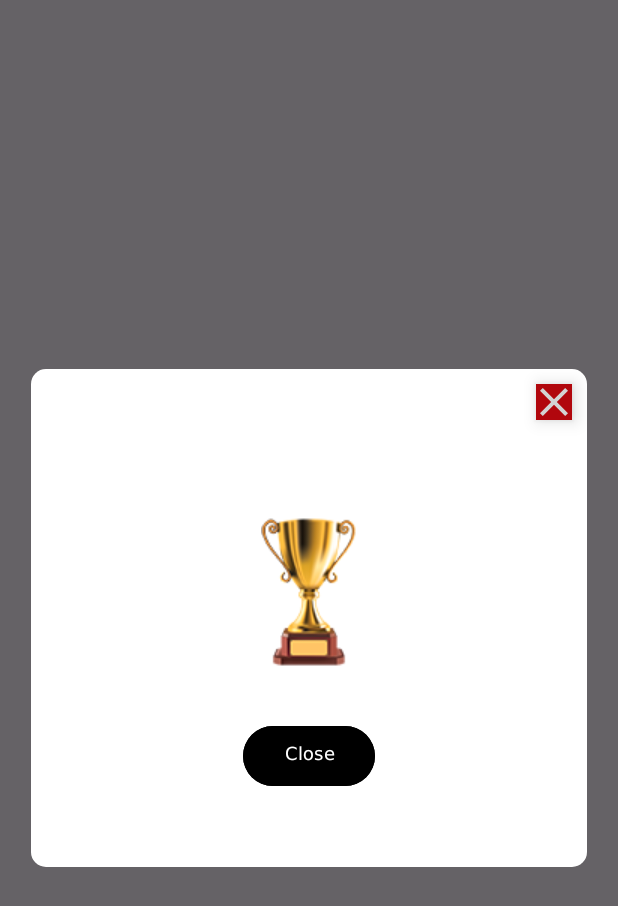
After one commit to geoplanet2011/Lotto, an Android app: the fragment CustomDialogFragment shown on its own in the app's theme, on a phone screen of 412 x 824 dp. The commit adds this screen. Shown: the top 906 px of the screen. Run offline under Robolectric (Android 15) with nearby library versions, the light colour scheme and no system bars; 2 statements that could not run were skipped.

Commit message:
add customDialogFragment

```diff
--- a/app/src/main/java/ge/gogichaishvili/lotto/app/tools/ViewExtensions.kt
+++ b/app/src/main/java/ge/gogichaishvili/lotto/app/tools/ViewExtensions.kt
@@ -2,13 +2,18 @@ package ge.gogichaishvili.lotto.app.tools
 
 import android.app.Activity
 import android.content.Context
+import android.content.Intent
 import android.os.Build
+import android.os.Bundle
+import android.os.Parcelable
 import android.os.VibrationEffect
 import android.os.Vibrator
 import android.os.VibratorManager
 import android.view.View
 import android.view.inputmethod.InputMethodManager
 import androidx.fragment.app.Fragment
+import java.io.Serializable
+import java.util.ArrayList
 
 fun Fragment.hideKeyboard() {
     view?.let { activity?.hideKeyboard(it) }
@@ -36,3 +41,29 @@ fun Fragment.vibratePhone() {
     }
 
 }
+
+@Suppress("DEPRECATION")
+fun <T : Serializable?> Bundle.getSerializableCompat(key: String, clazz: Class<T>): T {
+    return if (Build.VERSION.SDK_INT >= Build.VERSION_CODES.TIRAMISU) getSerializable(key, clazz)!! else (getSerializable(key) as T)
+}
+
+//get parcelable new
+inline fun <reified T : Parcelable> Intent.parcelable(key: String): T? = when {
+    Build.VERSION.SDK_INT >= 33 -> getParcelableExtra(key, T::class.java)
+    else -> @Suppress("DEPRECATION") getParcelableExtra(key) as? T
+}
+
+inline fun <reified T : Parcelable> Bundle.parcelable(key: String): T? = when {
+    Build.VERSION.SDK_INT >= 33 -> getParcelable(key, T::class.java)
+    else -> @Suppress("DEPRECATION") getParcelable(key) as? T
+}
+
+inline fun <reified T : Parcelable> Bundle.parcelableArrayList(key: String): ArrayList<T>? = when {
+    Build.VERSION.SDK_INT >= 33 -> getParcelableArrayList(key, T::class.java)
+    else -> @Suppress("DEPRECATION") getParcelableArrayList(key)
+}
+
+inline fun <reified T : Parcelable> Intent.parcelableArrayList(key: String): ArrayList<T>? = when {
+    Build.VERSION.SDK_INT >= 33 -> getParcelableArrayListExtra(key, T::class.java)
+    else -> @Suppress("DEPRECATION") getParcelableArrayListExtra(key)
+}
--- a/app/src/main/java/ge/gogichaishvili/lotto/main/presentation/activities/MainActivity.kt
+++ b/app/src/main/java/ge/gogichaishvili/lotto/main/presentation/activities/MainActivity.kt
@@ -1,5 +1,6 @@
 package ge.gogichaishvili.lotto.main.presentation.activities
 
+import android.content.pm.ActivityInfo
 import android.os.Bundle
 import android.view.LayoutInflater
 import android.view.WindowManager
@@ -23,6 +24,7 @@ class MainActivity : AppCompatActivity() {
 
         installSplashScreen()
 
+        requestedOrientation = (ActivityInfo.SCREEN_ORIENTATION_PORTRAIT)
         window.addFlags(WindowManager.LayoutParams.FLAG_KEEP_SCREEN_ON)
 
         _binding = ActivityMainBinding.inflate(LayoutInflater.from(this))
--- /dev/null
+++ b/app/src/main/java/ge/gogichaishvili/lotto/main/presentation/fragments/CustomDialogFragment.kt
@@ -0,0 +1,69 @@
+package ge.gogichaishvili.lotto.main.presentation.fragments
+
+import android.graphics.Color
+import android.graphics.drawable.ColorDrawable
+import android.os.Bundle
+import android.view.LayoutInflater
+import android.view.View
+import android.view.ViewGroup
+import android.view.Window
+import android.widget.FrameLayout
+import androidx.core.view.updateLayoutParams
+import androidx.fragment.app.DialogFragment
+import ge.gogichaishvili.lotto.R
+import ge.gogichaishvili.lotto.app.tools.getSerializableCompat
+import ge.gogichaishvili.lotto.app.tools.parcelable
+import ge.gogichaishvili.lotto.app.tools.vibratePhone
+import ge.gogichaishvili.lotto.databinding.FragmentCustomDialogBinding
+
+class CustomDialogFragment : DialogFragment() {
+
+    private var _binding: FragmentCustomDialogBinding? = null
+    private val binding get() = _binding!!
+
+    override fun onCreate(savedInstanceState: Bundle?) {
+        super.onCreate(savedInstanceState)
+        setStyle(DialogFragment.STYLE_NORMAL, R.style.myDialogTheme)
+        isCancelable = false
+    }
+
+    override fun onCreateView(
+        inflater: LayoutInflater, container: ViewGroup?,
+        savedInstanceState: Bundle?
+    ): View? {
+        dialog?.window?.setBackgroundDrawable(ColorDrawable(Color.TRANSPARENT))
+        dialog?.window?.requestFeature(Window.FEATURE_NO_TITLE)
+        _binding = FragmentCustomDialogBinding.inflate(inflater, container, false)
+        return _binding?.root
+    }
+
+    override fun onViewCreated(view: View, savedInstanceState: Bundle?) {
+        super.onViewCreated(view, savedInstanceState)
+
+        view.updateLayoutParams<FrameLayout.LayoutParams> {
+            val w = (resources.displayMetrics.widthPixels * 0.90).toInt()
+            width = w
+        }
+
+        vibratePhone()
+
+        val text = arguments?.getSerializableCompat( "DATA", String::class.java ) as String
+        if (text == getString(R.string.lose)) {
+            binding.ivLogo.setImageResource(R.drawable.lose)
+        }
+        binding.tvTitle.text = text
+
+        binding.btnClose.setOnClickListener {
+            dismiss()
+        }
+
+        binding.btnCancel.setOnClickListener {
+            dismiss()
+        }
+    }
+
+    override fun onDestroyView() {
+        super.onDestroyView()
+        _binding = null
+    }
+}
--- a/app/src/main/java/ge/gogichaishvili/lotto/main/presentation/fragments/MainFragment.kt
+++ b/app/src/main/java/ge/gogichaishvili/lotto/main/presentation/fragments/MainFragment.kt
@@ -48,6 +48,15 @@ class MainFragment : BaseFragment<MainActivityViewModel>(MainActivityViewModel::
                 ).commit()
         }
 
+        binding.exitBtn.setOnClickListener {
+            activity?.finishAndRemoveTask()
+        }
+
+    }
+
+    override fun onDestroyView() {
+        super.onDestroyView()
+        _binding = null
     }
 
 }
--- /dev/null
+++ b/app/src/main/res/drawable/dialog_round_corners.xml
@@ -0,0 +1,6 @@
+<?xml version="1.0" encoding="utf-8"?>
+<shape xmlns:android="http://schemas.android.com/apk/res/android"
+    android:shape="rectangle">
+    <solid android:color="@android:color/white" />
+    <corners android:radius="10dp" />
+</shape>
--- /dev/null
+++ b/app/src/main/res/drawable/ic_baseline_close_24.xml
@@ -0,0 +1,11 @@
+<vector xmlns:android="http://schemas.android.com/apk/res/android"
+    android:width="32dp"
+    android:height="32dp"
+    android:autoMirrored="true"
+    android:tint="#D3D3D3"
+    android:viewportWidth="24"
+    android:viewportHeight="24">
+    <path
+        android:fillColor="@android:color/white"
+        android:pathData="M19,6.41L17.59,5 12,10.59 6.41,5 5,6.41 10.59,12 5,17.59 6.41,19 12,13.41 17.59,19 19,17.59 13.41,12z" />
+</vector>
--- /dev/null
+++ b/app/src/main/res/layout/fragment_custom_dialog.xml
@@ -0,0 +1,86 @@
+<?xml version="1.0" encoding="utf-8"?>
+<androidx.constraintlayout.widget.ConstraintLayout xmlns:android="http://schemas.android.com/apk/res/android"
+    xmlns:app="http://schemas.android.com/apk/res-auto"
+    xmlns:tools="http://schemas.android.com/tools"
+    android:id="@+id/clRoot"
+    android:layout_width="match_parent"
+    android:layout_height="wrap_content"
+    android:background="@drawable/dialog_round_corners">
+
+    <androidx.constraintlayout.widget.Guideline
+        android:id="@+id/leftGuide"
+        android:layout_width="wrap_content"
+        android:layout_height="wrap_content"
+        android:orientation="vertical"
+        app:layout_constraintGuide_begin="20dp"
+        app:layout_constraintStart_toStartOf="parent" />
+
+    <androidx.constraintlayout.widget.Guideline
+        android:id="@+id/rightGuide"
+        android:layout_width="wrap_content"
+        android:layout_height="wrap_content"
+        android:orientation="vertical"
+        app:layout_constraintEnd_toEndOf="parent"
+        app:layout_constraintGuide_end="20dp" />
+
+    <!--close button-->
+    <ImageButton
+        android:id="@+id/btn_close"
+        android:layout_width="24dp"
+        android:layout_height="24dp"
+        android:layout_margin="10dp"
+        android:background="@color/red"
+        android:contentDescription="@string/close"
+        android:elevation="7dp"
+        android:src="@drawable/ic_baseline_close_24"
+        app:layout_constraintEnd_toEndOf="parent"
+        app:layout_constraintTop_toTopOf="parent" />
+
+    <TextView
+        android:id="@+id/tv_title"
+        android:layout_width="wrap_content"
+        android:layout_height="wrap_content"
+        android:layout_marginTop="20dp"
+        android:textColor="@color/black"
+        android:textSize="18sp"
+        android:textStyle="bold"
+        app:layout_constraintEnd_toEndOf="@id/rightGuide"
+        app:layout_constraintStart_toStartOf="@id/leftGuide"
+        app:layout_constraintTop_toBottomOf="@+id/btn_close"
+        tools:text="You win !" />
+
+    <ImageView
+        android:id="@+id/iv_logo"
+        android:layout_width="wrap_content"
+        android:layout_height="wrap_content"
+        android:layout_marginTop="20dp"
+        android:contentDescription="@string/app_name"
+        android:src="@drawable/trophy"
+        app:layout_constraintEnd_toEndOf="@id/rightGuide"
+        app:layout_constraintStart_toStartOf="@+id/leftGuide"
+        app:layout_constraintTop_toBottomOf="@+id/tv_title" />
+
+    <Button
+        android:id="@+id/btn_cancel"
+        android:layout_width="wrap_content"
+        android:layout_height="wrap_content"
+        android:layout_marginTop="35dp"
+        android:backgroundTint="@color/black"
+        android:elevation="1dp"
+        android:fontFamily="@font/bpg"
+        android:text="@string/close"
+        android:textAllCaps="false"
+        android:textColor="@color/white"
+        android:textSize="12sp"
+        app:layout_constraintEnd_toEndOf="@id/rightGuide"
+        app:layout_constraintStart_toStartOf="@+id/leftGuide"
+        app:layout_constraintTop_toBottomOf="@+id/iv_logo" />
+
+    <View
+        android:layout_width="0dp"
+        android:layout_height="50dp"
+        app:layout_constraintEnd_toEndOf="@id/rightGuide"
+        app:layout_constraintStart_toStartOf="@id/leftGuide"
+        app:layout_constraintTop_toBottomOf="@+id/btn_cancel" />
+
+</androidx.constraintlayout.widget.ConstraintLayout>
--- a/app/src/main/res/layout/fragment_main.xml
+++ b/app/src/main/res/layout/fragment_main.xml
@@ -22,4 +22,11 @@
         android:layout_width="wrap_content"
         android:layout_height="wrap_content"/>
 
+    <Button
+        android:id="@+id/exit_btn"
+        android:text="exit"
+        android:layout_margin="10dp"
+        android:layout_width="wrap_content"
+        android:layout_height="wrap_content"/>
+
 </LinearLayout>
--- a/app/src/main/res/values/colors.xml
+++ b/app/src/main/res/values/colors.xml
@@ -4,4 +4,5 @@
     <color name="white">#FFFFFFFF</color>
     <color name="hint_color">#40CCCCCC</color>
     <color name="hint">#40100F0F</color>
+    <color name="red">#b1070d</color>
 </resources>
--- a/app/src/main/res/values/strings.xml
+++ b/app/src/main/res/values/strings.xml
@@ -5,4 +5,6 @@
     <string name="save">Save</string>
     <string name="enter_player_name">Please enter your player name</string>
     <string name="saved">Successfully saved</string>
+    <string name="close">Close</string>
+    <string name="lose">Unfortunately you lost!</string>
 </resources>
--- a/app/src/main/res/values/themes.xml
+++ b/app/src/main/res/values/themes.xml
@@ -78,4 +78,16 @@
         <item name="android:datePickerMode">spinner</item>
     </style>
 
+    <!--TouchImageDialog style-->
+    <style name="myDialogTheme" parent="@android:style/Theme.Dialog">
+        <item name="android:windowNoTitle">true</item>
+        <item name="android:windowFrame">@null</item>
+        <item name="android:background">@android:color/transparent</item>
+        <item name="android:windowBackground">@android:color/transparent</item>
+        <item name="android:windowIsFloating">true</item>
+        <item name="android:backgroundDimEnabled">true</item>
+        <item name="android:windowContentOverlay">@null</item>
+        <!-- <item name="android:windowAnimationStyle">@style/MyAnimation.Window</item>-->
+    </style>
+
 </resources>
```
Also changed, not shown: app/src/main/res/drawable/lose.png (added), app/src/main/res/drawable/trophy.png (added), 2 other files.
